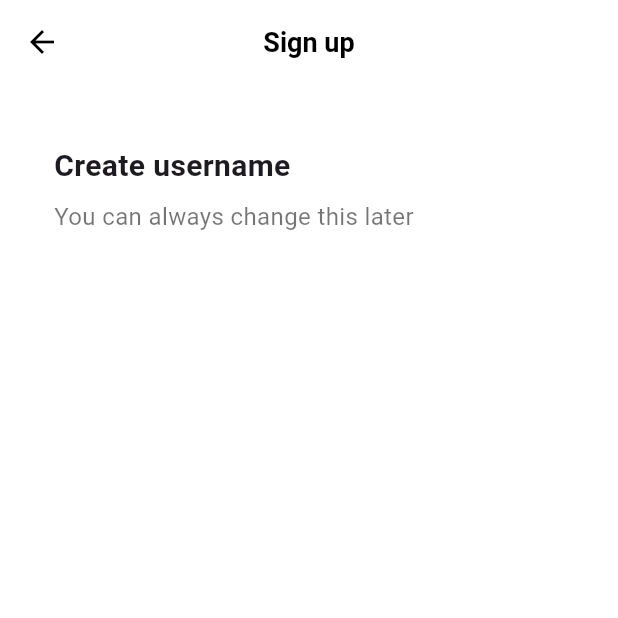
After one commit to nsjinie/nomad-tiktok-clone, a Flutter app: the screen it shows after launch, after a tap on "Use phone or email", on a phone screen of 412 x 824 dp, the top half of it. The commit adds this screen. Run offline on Flutter 3.47's test engine with Material 3 defaults, Android fonts, the phone set to English and light mode, and no system bars; our stand-ins replace font_awesome_flutter.

Commit message:
4_3 sign up form

```diff
--- /dev/null
+++ b/lib/features/authentication/email_screen.dart
@@ -0,0 +1,44 @@
+import 'package:flutter/material.dart';
+import 'package:tiktok_clone/constants/gaps.dart';
+import 'package:tiktok_clone/constants/sizes.dart';
+
+class EmailScreen extends StatelessWidget {
+  const EmailScreen({super.key});
+
+  @override
+  Widget build(BuildContext context) {
+    return Scaffold(
+        backgroundColor: Colors.white,
+        appBar: AppBar(
+          title: const Text(
+            'Sign up',
+          ),
+        ),
+        body: const Padding(
+          padding: EdgeInsets.symmetric(
+            horizontal: Sizes.size36,
+          ),
+          child: Column(
+            crossAxisAlignment: CrossAxisAlignment.start,
+            children: [
+              Gaps.v40,
+              Text(
+                'Create username',
+                style: TextStyle(
+                  fontSize: Sizes.size20,
+                  fontWeight: FontWeight.w600,
+                ),
+              ),
+              Gaps.v8,
+              Text(
+                'You can always change this later',
+                style: TextStyle(
+                  fontSize: Sizes.size16,
+                  color: Colors.black54,
+                ),
+              )
+            ],
+          ),
+        ));
+  }
+}
--- a/lib/features/authentication/login_screen.dart
+++ b/lib/features/authentication/login_screen.dart
@@ -7,7 +7,7 @@ import 'package:tiktok_clone/features/authentication/widgets/auth_button.dart';
 class LoginScreen extends StatelessWidget {
   const LoginScreen({super.key});
 
-  void onSignUpTab(BuildContext context) {
+  void _onSignUpTab(BuildContext context) {
     Navigator.of(context).pop();
   }
 
@@ -53,7 +53,7 @@ class LoginScreen extends StatelessWidget {
         ),
       ),
       bottomNavigationBar: BottomAppBar(
-        color: Colors.grey.shade100,
+        color: Colors.grey.shade50,
         elevation: 2,
         height: 100,
         padding: const EdgeInsets.symmetric(
@@ -65,7 +65,7 @@ class LoginScreen extends StatelessWidget {
             const Text('Don\'t have an account?'),
             Gaps.h5,
             GestureDetector(
-              onTap: () => onSignUpTab(context),
+              onTap: () => _onSignUpTab(context),
               child: Text(
                 'Sign up',
                 style: TextStyle(
--- a/lib/features/authentication/sign_up_screen.dart
+++ b/lib/features/authentication/sign_up_screen.dart
@@ -2,13 +2,14 @@ import 'package:flutter/material.dart';
 import 'package:font_awesome_flutter/font_awesome_flutter.dart';
 import 'package:tiktok_clone/constants/gaps.dart';
 import 'package:tiktok_clone/constants/sizes.dart';
+import 'package:tiktok_clone/features/authentication/email_screen.dart';
 import 'package:tiktok_clone/features/authentication/login_screen.dart';
 import 'package:tiktok_clone/features/authentication/widgets/auth_button.dart';
 
 class SignUpScreen extends StatelessWidget {
   const SignUpScreen({super.key});
 
-  void onLoginTap(BuildContext context) {
+  void _onLoginTap(BuildContext context) {
     Navigator.of(context).push(
       MaterialPageRoute(
         builder: (context) => const LoginScreen(),
@@ -16,18 +17,24 @@ class SignUpScreen extends StatelessWidget {
     );
   }
 
+  void _onEmailTab(BuildContext context) {
+    Navigator.of(context).push(MaterialPageRoute(
+      builder: (context) => const EmailScreen(),
+    ));
+  }
+
   @override
   Widget build(BuildContext context) {
     return Scaffold(
-      body: const SafeArea(
+      body: SafeArea(
         child: Padding(
-          padding: EdgeInsets.symmetric(
+          padding: const EdgeInsets.symmetric(
             horizontal: Sizes.size40,
           ),
           child: Column(
             children: [
               Gaps.v80,
-              Text(
+              const Text(
                 'Sign up for TikTok',
                 style: TextStyle(
                   fontSize: Sizes.size24,
@@ -35,7 +42,7 @@ class SignUpScreen extends StatelessWidget {
                 ),
               ),
               Gaps.v20,
-              Text(
+              const Text(
                 'Create a profile, follow other accounts, make your own videos, and more.',
                 style: TextStyle(
                   fontSize: Sizes.size16,
@@ -44,12 +51,15 @@ class SignUpScreen extends StatelessWidget {
                 textAlign: TextAlign.center,
               ),
               Gaps.v40,
-              AuthButton(
-                icon: FaIcon(FontAwesomeIcons.user),
-                text: 'Use phone or email',
+              GestureDetector(
+                onTap: () => _onEmailTab(context),
+                child: const AuthButton(
+                  icon: FaIcon(FontAwesomeIcons.user),
+                  text: 'Use phone or email',
+                ),
               ),
               Gaps.v16,
-              AuthButton(
+              const AuthButton(
                 icon: FaIcon(FontAwesomeIcons.apple),
                 text: 'Continue with Apple',
               ),
@@ -58,7 +68,7 @@ class SignUpScreen extends StatelessWidget {
         ),
       ),
       bottomNavigationBar: BottomAppBar(
-        color: Colors.grey.shade100,
+        color: Colors.grey.shade50,
         elevation: 2,
         height: 100,
         padding: const EdgeInsets.symmetric(
@@ -70,7 +80,7 @@ class SignUpScreen extends StatelessWidget {
             const Text('Already have an account?'),
             Gaps.h5,
             GestureDetector(
-              onTap: () => onLoginTap(context),
+              onTap: () => _onLoginTap(context),
               child: Text(
                 'Log in',
                 style: TextStyle(
--- a/lib/main.dart
+++ b/lib/main.dart
@@ -1,4 +1,5 @@
 import 'package:flutter/material.dart';
+import 'package:tiktok_clone/constants/sizes.dart';
 import 'package:tiktok_clone/features/authentication/sign_up_screen.dart';
 
 void main() {
@@ -13,8 +14,19 @@ class TikTokApp extends StatelessWidget {
     return MaterialApp(
       title: 'TikTok Clone',
       theme: ThemeData(
-        primaryColor: const Color(0xFFE9435A),
-      ),
+          scaffoldBackgroundColor: Colors.white,
+          primaryColor: const Color(0xFFE9435A),
+          appBarTheme: const AppBarTheme(
+            foregroundColor: Colors.black,
+            backgroundColor: Colors.white,
+            elevation: 0,
+            centerTitle: true,
+            titleTextStyle: TextStyle(
+              color: Colors.black,
+              fontSize: Sizes.size16 + Sizes.size2,
+              fontWeight: FontWeight.w600,
+            ),
+          )),
       home: const SignUpScreen(),
     );
   }
```
Also changed, not shown: lib/features/authentication/username_screen.dart (added).
